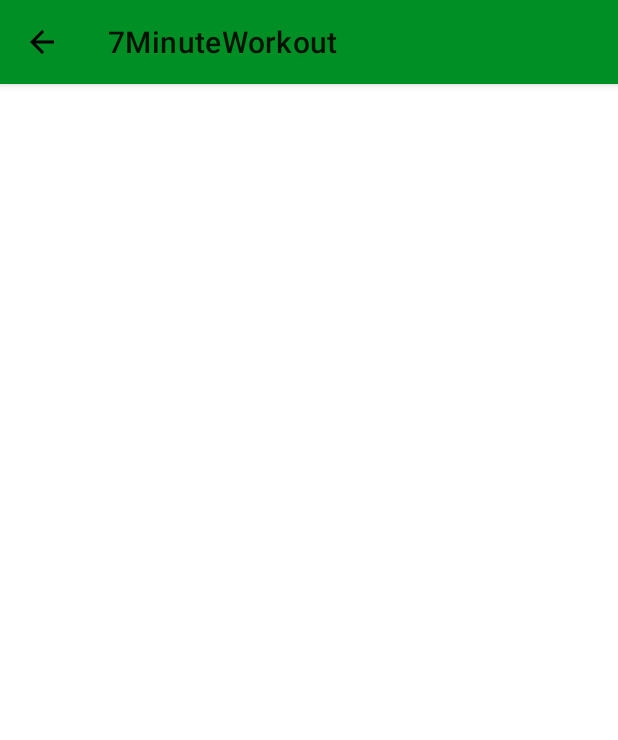
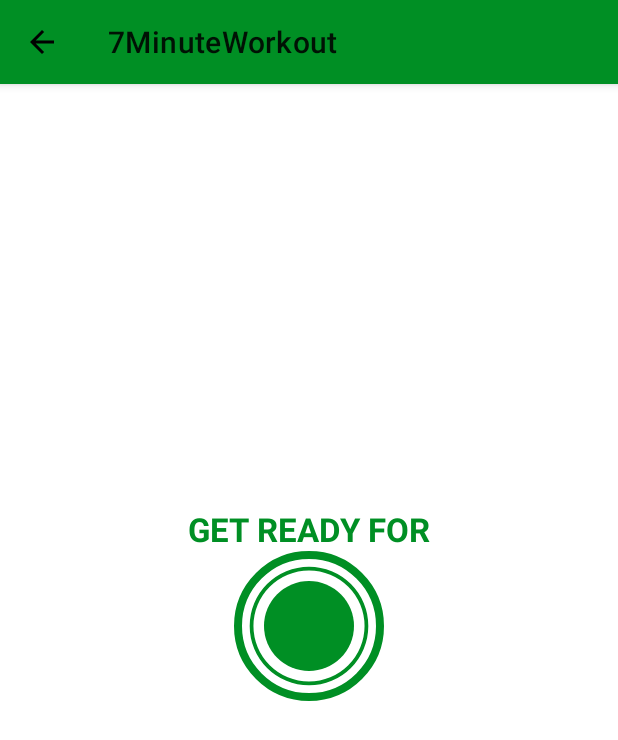
Before and after one commit to vanchinathan83/7-minute-workout, an Android app: the ExcerciseActivity screen opened directly, with no data from a screen before it, on a phone screen of 412 x 824 dp. Shown: the top 740 px of the screen. Run offline under Robolectric (Android 15) with nearby library versions, the phone set to English and light mode, and no system bars.

Commit message:
Adding UI for the timer in the excercise screen.

```diff
--- /dev/null
+++ b/app/src/main/res/drawable/circular_progress_bar.xml
@@ -0,0 +1,12 @@
+<?xml version="1.0" encoding="utf-8"?>
+<layer-list xmlns:android="http://schemas.android.com/apk/res/android">
+    <item>
+        <shape
+            android:innerRadiusRatio="2.7"
+            android:shape="ring"
+            android:thicknessRatio="40.0"
+            android:useLevel="true">
+        <solid android:color="@color/color_primary_accent"/>
+        </shape>
+    </item>
+</layer-list>
--- /dev/null
+++ b/app/src/main/res/drawable/circular_progress_bar_grey.xml
@@ -0,0 +1,11 @@
+<?xml version="1.0" encoding="utf-8"?>
+<layer-list xmlns:android="http://schemas.android.com/apk/res/android">
+    <item>
+        <shape android:shape="ring"
+            android:thicknessRatio="2.7"
+            android:innerRadiusRatio="50.0"
+            android:useLevel="true">
+            <solid android:color="@color/color_primary"/>
+        </shape>
+    </item>
+</layer-list>
--- /dev/null
+++ b/app/src/main/res/drawable/item_circular_color_acccent_background.xml
@@ -0,0 +1,6 @@
+<?xml version="1.0" encoding="utf-8"?>
+<shape xmlns:android="http://schemas.android.com/apk/res/android"
+    android:shape="oval">
+    <solid android:color="@color/color_primary_accent"/>
+
+</shape>
--- a/app/src/main/res/layout/activity_excercise.xml
+++ b/app/src/main/res/layout/activity_excercise.xml
@@ -1,5 +1,5 @@
 <?xml version="1.0" encoding="utf-8"?>
-<RelativeLayout xmlns:android="http://schemas.android.com/apk/res/android"
+<androidx.constraintlayout.widget.ConstraintLayout xmlns:android="http://schemas.android.com/apk/res/android"
     xmlns:app="http://schemas.android.com/apk/res-auto"
     xmlns:tools="http://schemas.android.com/tools"
     android:layout_width="match_parent"
@@ -8,6 +8,7 @@
 
     <androidx.appcompat.widget.Toolbar
         android:id="@+id/toolbar"
+        app:layout_constraintTop_toTopOf="parent"
         android:layout_width="match_parent"
         android:layout_height="?android:attr/actionBarSize"
         android:titleTextColor="@color/color_primary"
@@ -16,4 +17,55 @@
         android:background="@color/color_primary_accent"
         />
 
-</RelativeLayout>
+    <TextView
+        android:id="@+id/tvTitle"
+        android:layout_width="wrap_content"
+        android:layout_height="wrap_content"
+        android:text="GET READY FOR"
+        android:textSize="@dimen/default_button_text_size"
+        android:textColor="@color/color_primary_accent"
+        android:textStyle="bold"
+        app:layout_constraintBottom_toTopOf="@id/flProgress"
+        app:layout_constraintStart_toStartOf="parent"
+        app:layout_constraintEnd_toEndOf="parent"/>
+    <FrameLayout
+        android:id="@+id/flProgress"
+        android:layout_width="100dp"
+        android:layout_height="100dp"
+        android:layout_marginTop="10dp"
+        android:background="@drawable/item_circular_color_accent_border"
+        app:layout_constraintBottom_toBottomOf="parent"
+        app:layout_constraintStart_toStartOf="parent"
+        app:layout_constraintEnd_toEndOf="parent"
+        app:layout_constraintTop_toTopOf="@id/toolbar">
+
+        <ProgressBar
+            android:id="@+id/progressBar"
+            android:layout_width="100dp"
+            android:layout_height="100dp"
+            style="?android:attr/progressBarStyleHorizontal"
+            android:background="@drawable/circular_progress_bar_grey"
+            android:progressDrawable="@drawable/circular_progress_bar"
+            android:indeterminate="false"
+            android:layout_gravity="center"
+            android:max="10"
+            android:progress="100"
+            android:rotation="-90"/>
+        <LinearLayout
+            android:layout_width="60dp"
+            android:layout_height="60dp"
+            android:layout_gravity="center"
+            android:background="@drawable/item_circular_color_acccent_background"
+            android:gravity="center">
+            <TextView
+                android:id="@+id/timer"
+                android:layout_width="wrap_content"
+                android:layout_height="wrap_content"
+                android:textStyle="bold"
+                android:textColor="@color/white"
+                android:textSize="25sp"
+                tools:text="10"/>
+        </LinearLayout>
+    </FrameLayout>
+
+</androidx.constraintlayout.widget.ConstraintLayout>
```
